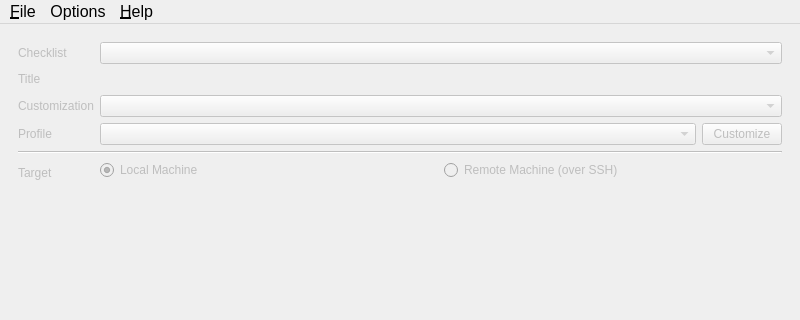
The window that ui/MainWindow.ui (OpenSCAP/scap-workbench) describes before a commit, drawn with Qt 5; both pictures show x 0 to 800 and y 0 to 320 of the 800 by 650 pixel window.
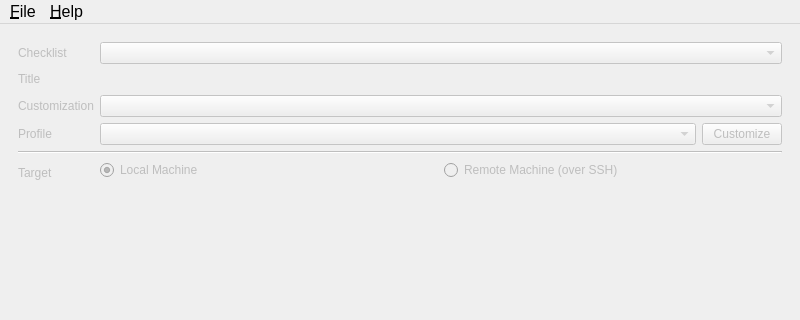
The same window after the commit. Custom widgets are drawn as their Qt base class.

Commit message:
Removed skip valid to GUI, it is accessible using command line now
We also skip validation when loading the scanning session locally, not
sure for remote oscap executions as before.

The edit to the form file:
```diff
--- a/ui/MainWindow.ui
+++ b/ui/MainWindow.ui
@@ -426,14 +426,7 @@
     <addaction name="actionAbout"/>
     <addaction name="actionAboutQt"/>
    </widget>
-   <widget class="QMenu" name="menuOptions">
-    <property name="title">
-     <string>Options</string>
-    </property>
-    <addaction name="actionSkipValidation"/>
-   </widget>
    <addaction name="menuFile"/>
-   <addaction name="menuOptions"/>
    <addaction name="menuHelp"/>
   </widget>
   <action name="actionOpen">
```
Left out of the diff: 11 changed lines with no effect on the pictures. The commit also changes 6 other files.
